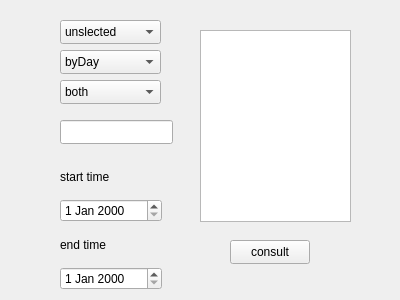
Old version of the form datavisualization/querywidget.ui in the repository Harry-Chen/OOP-Cash.
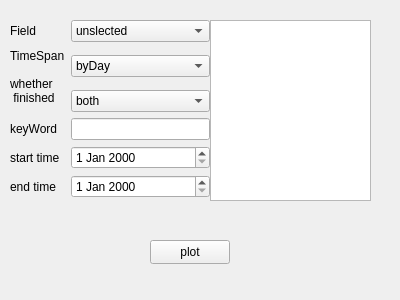
New version of the form.

Commit message: better look

What changed in the file:
```diff
--- a/datavisualization/querywidget.ui
+++ b/datavisualization/querywidget.ui
@@ -13,83 +13,40 @@
   <property name="windowTitle">
    <string>Form</string>
   </property>
-  <widget class="QComboBox" name="selectField">
-   <property name="geometry">
-    <rect>
-     <x>60</x>
-     <y>20</y>
-     <width>101</width>
-     <height>24</height>
-    </rect>
-   </property>
-   <item>
-    <property name="text">
-     <string>unslected</string>
-    </property>
-   </item>
-   <item>
-    <property name="text">
-     <string>by category</string>
-    </property>
-   </item>
-   <item>
-    <property name="text">
-     <string>by account-from</string>
-    </property>
-   </item>
-   <item>
-    <property name="text">
-     <string>by account-to</string>
-    </property>
-   </item>
-   <item>
-    <property name="text">
-     <string>by creator</string>
-    </property>
-   </item>
-   <item>
-    <property name="text">
-     <string/>
-    </property>
-   </item>
-  </widget>
   <widget class="QPushButton" name="Do">
    <property name="geometry">
     <rect>
-     <x>230</x>
+     <x>150</x>
      <y>240</y>
      <width>80</width>
      <height>24</height>
     </rect>
    </property>
    <property name="text">
-    <string>consult</string>
+    <string>plot</string>
    </property>
   </widget>
-  <widget class="QWidget" name="layoutWidget">
+  <widget class="QListWidget" name="listWidget">
    <property name="geometry">
     <rect>
-     <x>60</x>
-     <y>160</y>
-     <width>102</width>
-     <height>130</height>
+     <x>210</x>
+     <y>20</y>
+     <width>161</width>
+     <height>181</height>
     </rect>
    </property>
-   <layout class="QVBoxLayout" name="Date">
-    <item>
-     <widget class="QLabel" name="label">
-      <property name="text">
-       <string>start time</string>
-      </property>
-      <property name="buddy">
-       <cstring>timeFrom</cstring>
-      </property>
-     </widget>
-    </item>
-    <item>
-     <widget class="QDateEdit" name="timeFrom"/>
-    </item>
-    <item>
+  </widget>
+  <widget class="QWidget" name="">
+   <property name="geometry">
+    <rect>
+     <x>10</x>
+     <y>20</y>
+     <width>200</width>
+     <height>178</height>
+    </rect>
+   </property>
+   <layout class="QGridLayout" name="gridLayout">
+    <item row="6" column="0">
      <widget class="QLabel" name="label_2">
       <property name="text">
        <string>end time</string>
@@ -99,30 +56,14 @@
       </property>
      </widget>
     </item>
-    <item>
+    <item row="5" column="1">
+     <widget class="QDateEdit" name="timeFrom"/>
+    </item>
+    <item row="6" column="1">
      <widget class="QDateEdit" name="timeTo"/>
     </item>
-   </layout>
-  </widget>
-  <widget class="QLineEdit" name="keyWord">
-   <property name="geometry">
-    <rect>
-     <x>60</x>
-     <y>120</y>
-     <width>113</width>
-     <height>24</height>
-    </rect>
-   </property>
-  </widget>
+    <item row="3" column="1">
   <widget class="QComboBox" name="finished">
-   <property name="geometry">
-    <rect>
-     <x>60</x>
-     <y>80</y>
-     <width>101</width>
-     <height>24</height>
-    </rect>
-   </property>
    <item>
     <property name="text">
      <string>both</string>
@@ -139,25 +80,36 @@
     </property>
    </item>
   </widget>
-  <widget class="QListWidget" name="listWidget">
-   <property name="geometry">
-    <rect>
-     <x>200</x>
-     <y>30</y>
-     <width>151</width>
-     <height>192</height>
-    </rect>
-   </property>
-  </widget>
+    </item>
+    <item row="4" column="1">
+     <widget class="QLineEdit" name="keyWord"/>
+    </item>
+    <item row="4" column="0">
+     <widget class="QLabel" name="label_6">
+      <property name="text">
+       <string>keyWord</string>
+      </property>
+     </widget>
+    </item>
+    <item row="5" column="0">
+     <widget class="QLabel" name="label">
+      <property name="text">
+       <string>start time</string>
+      </property>
+      <property name="buddy">
+       <cstring>timeFrom</cstring>
+      </property>
+     </widget>
+    </item>
+    <item row="1" column="0">
+     <widget class="QLabel" name="label_4">
+      <property name="text">
+       <string>TimeSpan</string>
+      </property>
+     </widget>
+    </item>
+    <item row="1" column="1" rowspan="2">
   <widget class="QComboBox" name="timeType">
-   <property name="geometry">
-    <rect>
-     <x>60</x>
-     <y>50</y>
-     <width>101</width>
-     <height>24</height>
-    </rect>
-   </property>
    <item>
     <property name="text">
      <string>byDay</string>
@@ -179,6 +131,70 @@
     </property>
    </item>
   </widget>
+    </item>
+    <item row="0" column="0">
+     <widget class="QLabel" name="label_3">
+      <property name="text">
+       <string>Field</string>
+      </property>
+     </widget>
+    </item>
+    <item row="0" column="1">
+     <widget class="QComboBox" name="selectField">
+      <item>
+       <property name="text">
+        <string>unslected</string>
+       </property>
+      </item>
+      <item>
+       <property name="text">
+        <string>by category</string>
+       </property>
+      </item>
+      <item>
+       <property name="text">
+        <string>by account-from</string>
+       </property>
+      </item>
+      <item>
+       <property name="text">
+        <string>by account-to</string>
+       </property>
+      </item>
+      <item>
+       <property name="text">
+        <string>by creator</string>
+       </property>
+      </item>
+      <item>
+       <property name="text">
+        <string/>
+       </property>
+      </item>
+     </widget>
+    </item>
+    <item row="2" column="0" rowspan="2">
+     <widget class="QLabel" name="label_5">
+      <property name="text">
+       <string>whether 
+ finished</string>
+      </property>
+     </widget>
+    </item>
+   </layout>
+  </widget>
+  <zorder>selectField</zorder>
+  <zorder>Do</zorder>
+  <zorder>layoutWidget</zorder>
+  <zorder>keyWord</zorder>
+  <zorder>finished</zorder>
+  <zorder>listWidget</zorder>
+  <zorder>timeType</zorder>
+  <zorder>label_3</zorder>
+  <zorder>label_4</zorder>
+  <zorder>label_5</zorder>
+  <zorder>label_6</zorder>
+  <zorder>label</zorder>
  </widget>
  <resources/>
  <connections/>
```
Lines whose indentation alone changed are shown as unchanged.
